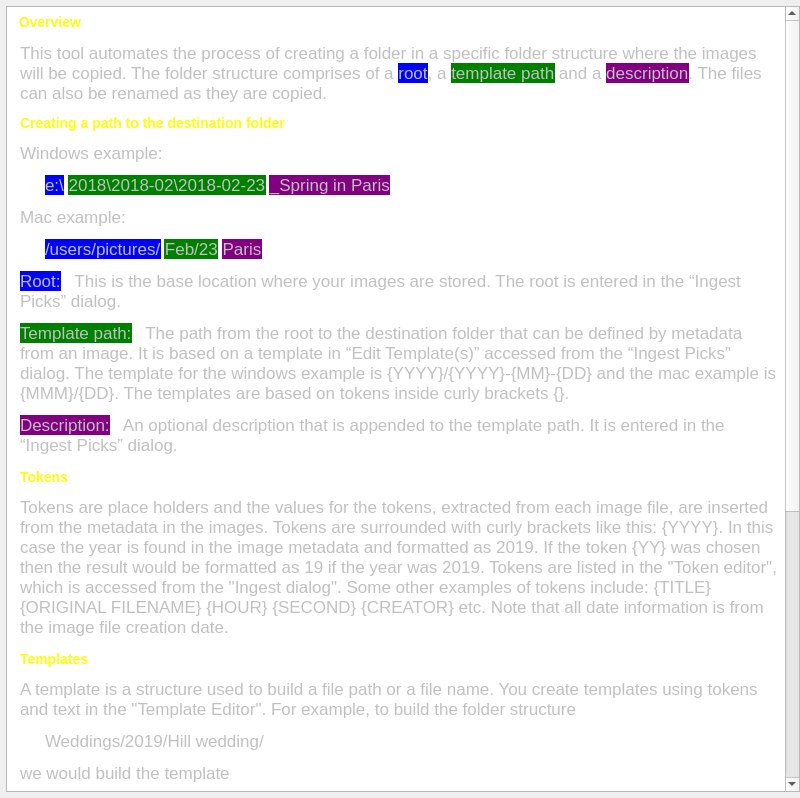
towhee/Winnow64, file Help/ingestautopath.ui: the form before one commit.
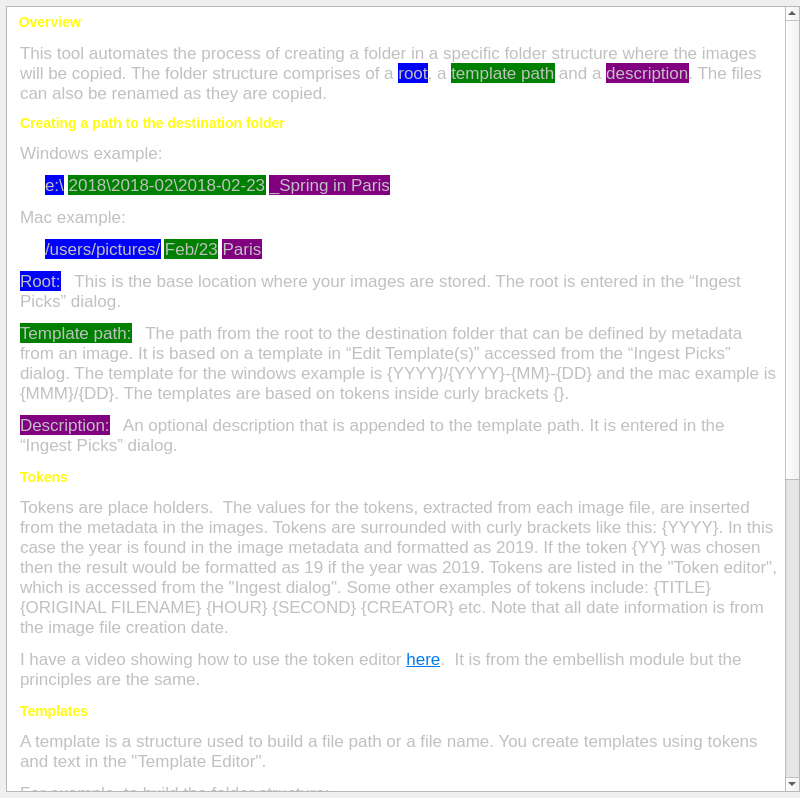
The form after the commit.

Diff of the .ui file:
```diff
--- a/Help/ingestautopath.ui
+++ b/Help/ingestautopath.ui
@@ -43,15 +43,17 @@
 &lt;p style=&quot; margin-top:12px; margin-bottom:12px; margin-left:34px; margin-right:0px; -qt-block-indent:0; text-indent:0px;&quot;&gt;&lt;span style=&quot; color:#c0c0c0; background-color:#0000ff;&quot;&gt;e:\&lt;/span&gt;&lt;span style=&quot; color:#c0c0c0;&quot;&gt; &lt;/span&gt;&lt;span style=&quot; color:#c0c0c0; background-color:#008000;&quot;&gt;2018\2018-02\2018-02-23&lt;/span&gt;&lt;span style=&quot; color:#c0c0c0;&quot;&gt; &lt;/span&gt;&lt;span style=&quot; color:#c0c0c0; background-color:#800080;&quot;&gt;_Spring in Paris&lt;/span&gt;&lt;span style=&quot; color:#c0c0c0;&quot;&gt; &lt;/span&gt;&lt;/p&gt;
 &lt;p style=&quot; margin-top:12px; margin-bottom:12px; margin-left:9px; margin-right:0px; -qt-block-indent:0; text-indent:0px;&quot;&gt;&lt;span style=&quot; color:#c0c0c0;&quot;&gt;Mac example:&lt;/span&gt;&lt;/p&gt;
 &lt;p style=&quot; margin-top:12px; margin-bottom:12px; margin-left:34px; margin-right:0px; -qt-block-indent:0; text-indent:0px;&quot;&gt;&lt;span style=&quot; color:#c0c0c0; background-color:#0000ff;&quot;&gt;/users/pictures/&lt;/span&gt;&lt;span style=&quot; color:#c0c0c0;&quot;&gt; &lt;/span&gt;&lt;span style=&quot; color:#c0c0c0; background-color:#008000;&quot;&gt;Feb/23&lt;/span&gt;&lt;span style=&quot; color:#c0c0c0;&quot;&gt; &lt;/span&gt;&lt;span style=&quot; color:#c0c0c0; background-color:#800080;&quot;&gt;Paris&lt;/span&gt;&lt;span style=&quot; color:#c0c0c0;&quot;&gt; &lt;/span&gt;&lt;/p&gt;
-&lt;p style=&quot; margin-top:12px; margin-bottom:12px; margin-left:9px; margin-right:0px; -qt-block-indent:0; text-indent:0px;&quot;&gt;&lt;span style=&quot; color:#c0c0c0; background-color:#0000ff;&quot;&gt;Root:&lt;/span&gt;&lt;span style=&quot; color:#c0c0c0;&quot;&gt;   This is the base location where your images are stored. The root is entered in the “Ingest Picks” dialog. &lt;/span&gt;&lt;/p&gt;
-&lt;p style=&quot; margin-top:12px; margin-bottom:12px; margin-left:9px; margin-right:0px; -qt-block-indent:0; text-indent:0px;&quot;&gt;&lt;span style=&quot; color:#c0c0c0; background-color:#008000;&quot;&gt;Template path:&lt;/span&gt;&lt;span style=&quot; color:#c0c0c0;&quot;&gt;   The path from the root to the destination folder that can be defined by metadata from an image. It is based on a template in “Edit Template(s)” accessed from the “Ingest Picks” dialog. The template for the windows example is {YYYY}/{YYYY}-{MM}-{DD} and the mac example is {MMM}/{DD}. The templates are based on tokens inside curly brackets {}. &lt;/span&gt;&lt;/p&gt;
-&lt;p style=&quot; margin-top:12px; margin-bottom:12px; margin-left:9px; margin-right:0px; -qt-block-indent:0; text-indent:0px;&quot;&gt;&lt;span style=&quot; color:#c0c0c0; background-color:#800080;&quot;&gt;Description:&lt;/span&gt;&lt;span style=&quot; color:#c0c0c0;&quot;&gt;   An optional description that is appended to the template path. It is entered in the “Ingest Picks” dialog. &lt;/span&gt;&lt;/p&gt;
+&lt;p style=&quot; margin-top:12px; margin-bottom:12px; margin-left:9px; margin-right:0px; -qt-block-indent:0; text-indent:0px;&quot;&gt;&lt;span style=&quot; color:#c0c0c0; background-color:#0000ff;&quot;&gt;Root:&lt;/span&gt;&lt;span style=&quot; color:#c0c0c0;&quot;&gt;   This is the base location where your images are stored. The root is entered in the “Ingest Picks” dialog. &lt;/span&gt;&lt;/p&gt;
+&lt;p style=&quot; margin-top:12px; margin-bottom:12px; margin-left:9px; margin-right:0px; -qt-block-indent:0; text-indent:0px;&quot;&gt;&lt;span style=&quot; color:#c0c0c0; background-color:#008000;&quot;&gt;Template path:&lt;/span&gt;&lt;span style=&quot; color:#c0c0c0;&quot;&gt;   The path from the root to the destination folder that can be defined by metadata from an image. It is based on a template in “Edit Template(s)” accessed from the “Ingest Picks” dialog. The template for the windows example is {YYYY}/{YYYY}-{MM}-{DD} and the mac example is {MMM}/{DD}. The templates are based on tokens inside curly brackets {}. &lt;/span&gt;&lt;/p&gt;
+&lt;p style=&quot; margin-top:12px; margin-bottom:12px; margin-left:9px; margin-right:0px; -qt-block-indent:0; text-indent:0px;&quot;&gt;&lt;span style=&quot; color:#c0c0c0; background-color:#800080;&quot;&gt;Description:&lt;/span&gt;&lt;span style=&quot; color:#c0c0c0;&quot;&gt;   An optional description that is appended to the template path. It is entered in the “Ingest Picks” dialog. &lt;/span&gt;&lt;/p&gt;
 &lt;h3 style=&quot; margin-top:14px; margin-bottom:12px; margin-left:9px; margin-right:0px; -qt-block-indent:0; text-indent:0px;&quot;&gt;&lt;span style=&quot; font-size:large; font-weight:700; color:#fffc0d;&quot;&gt;Tokens&lt;/span&gt;&lt;span style=&quot; font-size:large; font-weight:700; color:#c0c0c0;&quot;&gt; &lt;/span&gt;&lt;/h3&gt;
-&lt;p style=&quot; margin-top:12px; margin-bottom:12px; margin-left:9px; margin-right:0px; -qt-block-indent:0; text-indent:0px;&quot;&gt;&lt;span style=&quot; color:#c0c0c0;&quot;&gt;Tokens are place holders and the values for the tokens, extracted from each image file, are inserted from the metadata in the images. Tokens are surrounded with curly brackets like this: {YYYY}. In this case the year is found in the image metadata and formatted as 2019. If the token {YY} was chosen then the result would be formatted as 19 if the year was 2019. Tokens are listed in the &amp;quot;Token editor&amp;quot;, which is accessed from the &amp;quot;Ingest dialog&amp;quot;. Some other examples of tokens include: {TITLE} {ORIGINAL FILENAME} {HOUR} {SECOND} {CREATOR} etc. Note that all date information is from the image file creation date. &lt;/span&gt;&lt;/p&gt;
+&lt;p style=&quot; margin-top:12px; margin-bottom:12px; margin-left:9px; margin-right:0px; -qt-block-indent:0; text-indent:0px;&quot;&gt;&lt;span style=&quot; color:#c0c0c0;&quot;&gt;Tokens are place holders.  The values for the tokens, extracted from each image file, are inserted from the metadata in the images. Tokens are surrounded with curly brackets like this: {YYYY}. In this case the year is found in the image metadata and formatted as 2019. If the token {YY} was chosen then the result would be formatted as 19 if the year was 2019. Tokens are listed in the &amp;quot;Token editor&amp;quot;, which is accessed from the &amp;quot;Ingest dialog&amp;quot;. Some other examples of tokens include: {TITLE} {ORIGINAL FILENAME} {HOUR} {SECOND} {CREATOR} etc. Note that all date information is from the image file creation date. &lt;/span&gt;&lt;/p&gt;
+&lt;p style=&quot; margin-top:12px; margin-bottom:12px; margin-left:9px; margin-right:0px; -qt-block-indent:0; text-indent:0px;&quot;&gt;&lt;span style=&quot; color:#c0c0c0;&quot;&gt;I have a video showing how to use the token editor &lt;/span&gt;&lt;a href=&quot;https://www.youtube.com/watch?v=GA0RT8N6Byk&quot;&gt;&lt;span style=&quot; text-decoration: underline; color:#007af4;&quot;&gt;here&lt;/span&gt;&lt;/a&gt;&lt;span style=&quot; color:#c0c0c0;&quot;&gt;.  It is from the embellish module but the principles are the same.&lt;/span&gt;&lt;/p&gt;
 &lt;h3 style=&quot; margin-top:14px; margin-bottom:12px; margin-left:9px; margin-right:0px; -qt-block-indent:0; text-indent:0px;&quot;&gt;&lt;span style=&quot; font-size:large; font-weight:700; color:#fffc0d;&quot;&gt;Templates&lt;/span&gt;&lt;span style=&quot; font-size:large; font-weight:700; color:#c0c0c0;&quot;&gt; &lt;/span&gt;&lt;/h3&gt;
-&lt;p style=&quot; margin-top:12px; margin-bottom:12px; margin-left:9px; margin-right:0px; -qt-block-indent:0; text-indent:0px;&quot;&gt;&lt;span style=&quot; color:#c0c0c0;&quot;&gt;A template is a structure used to build a file path or a file name. You create templates using tokens and text in the &amp;quot;Template Editor&amp;quot;. For example, to build the folder structure &lt;/span&gt;&lt;/p&gt;
+&lt;p style=&quot; margin-top:12px; margin-bottom:12px; margin-left:9px; margin-right:0px; -qt-block-indent:0; text-indent:0px;&quot;&gt;&lt;span style=&quot; color:#c0c0c0;&quot;&gt;A template is a structure used to build a file path or a file name. You create templates using tokens and text in the &amp;quot;Template Editor&amp;quot;. &lt;/span&gt;&lt;/p&gt;
+&lt;p style=&quot; margin-top:12px; margin-bottom:12px; margin-left:9px; margin-right:0px; -qt-block-indent:0; text-indent:0px;&quot;&gt;&lt;span style=&quot; color:#c0c0c0;&quot;&gt;For example, to build the folder structure: &lt;/span&gt;&lt;/p&gt;
 &lt;p style=&quot; margin-top:12px; margin-bottom:12px; margin-left:34px; margin-right:0px; -qt-block-indent:0; text-indent:0px;&quot;&gt;&lt;span style=&quot; color:#c0c0c0;&quot;&gt;Weddings/2019/Hill wedding/ &lt;/span&gt;&lt;/p&gt;
-&lt;p style=&quot; margin-top:12px; margin-bottom:12px; margin-left:9px; margin-right:0px; -qt-block-indent:0; text-indent:0px;&quot;&gt;&lt;span style=&quot; color:#c0c0c0;&quot;&gt;we would build the template &lt;/span&gt;&lt;/p&gt;
+&lt;p style=&quot; margin-top:12px; margin-bottom:12px; margin-left:9px; margin-right:0px; -qt-block-indent:0; text-indent:0px;&quot;&gt;&lt;span style=&quot; color:#c0c0c0;&quot;&gt;we would build the template: &lt;/span&gt;&lt;/p&gt;
 &lt;p style=&quot; margin-top:12px; margin-bottom:12px; margin-left:34px; margin-right:0px; -qt-block-indent:0; text-indent:0px;&quot;&gt;&lt;span style=&quot; color:#c0c0c0;&quot;&gt;Weddings{2019}/{TITLE}/ &lt;/span&gt;&lt;/p&gt;
 &lt;p style=&quot; margin-top:12px; margin-bottom:12px; margin-left:9px; margin-right:0px; -qt-block-indent:0; text-indent:0px;&quot;&gt;&lt;span style=&quot; color:#c0c0c0;&quot;&gt;assuming we had put the description &amp;quot;Hill wedding&amp;quot; in the Title metadata for the images. &lt;/span&gt;&lt;/p&gt;
 &lt;h3 style=&quot; margin-top:14px; margin-bottom:12px; margin-left:9px; margin-right:0px; -qt-block-indent:0; text-indent:0px;&quot;&gt;&lt;span style=&quot; font-size:large; font-weight:700; color:#fffc0d;&quot;&gt;File names &lt;/span&gt;&lt;/h3&gt;
```
